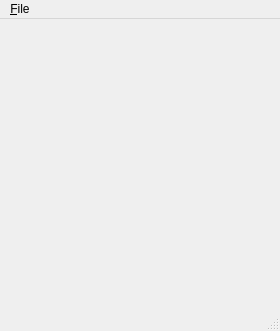
First picture: the form in src/ui/mainwindow.ui, repository hakaishi/nobleNote, before the edit.
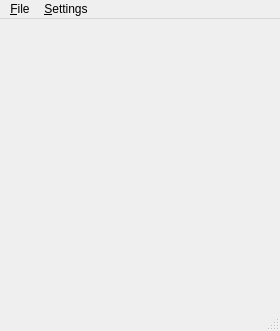
Second picture: the form after the edit.

The edit to the form file:
```diff
--- a/src/ui/mainwindow.ui
+++ b/src/ui/mainwindow.ui
@@ -32,7 +32,14 @@
     <addaction name="action_Open"/>
     <addaction name="actionQuit"/>
    </widget>
+   <widget class="QMenu" name="menu_Settings">
+    <property name="title">
+     <string>&amp;Settings</string>
+    </property>
+    <addaction name="action_Configure"/>
+   </widget>
    <addaction name="menuFile"/>
+   <addaction name="menu_Settings"/>
   </widget>
   <widget class="QStatusBar" name="statusbar"/>
   <action name="actionOpen">
```
Left out of the diff: 12 changed lines with no effect on the pictures.
